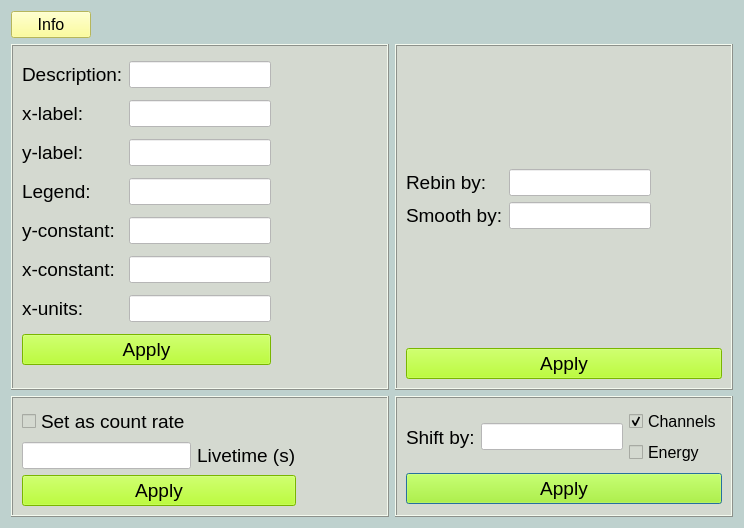
This is wara/ui/win_customize.ui in NASA-Planetary-Science/wara as Qt 5 draws it before an edit. The edited form follows.
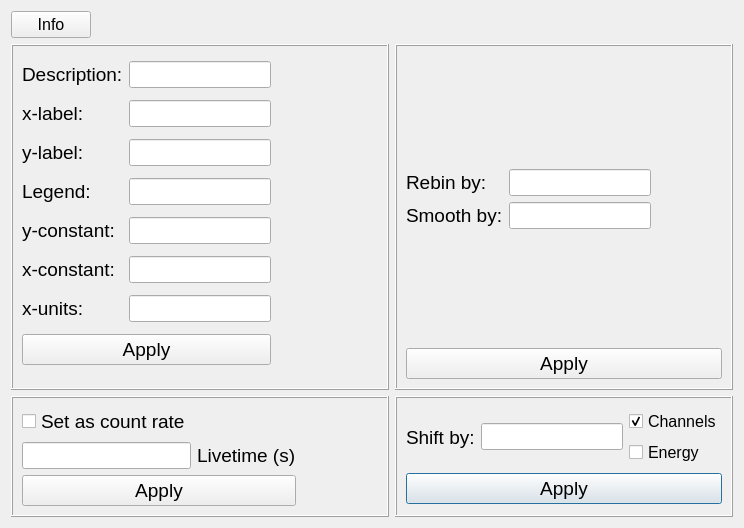
This is the edited form.

Commit message: Add dark color theme to GUI display

Diff of the .ui file:
```diff
--- a/wara/ui/win_customize.ui
+++ b/wara/ui/win_customize.ui
@@ -13,15 +13,9 @@
   <property name="windowTitle">
    <string>Dialog</string>
   </property>
-  <property name="styleSheet">
-   <string notr="true">background-color: rgb(190, 209, 206);</string>
-  </property>
   <layout class="QGridLayout" name="gridLayout">
    <item row="2" column="2">
     <widget class="QFrame" name="frame_4">
-     <property name="styleSheet">
-      <string notr="true">background-color: rgb(212, 217, 208);</string>
-     </property>
      <property name="frameShape">
       <enum>QFrame::Box</enum>
      </property>
@@ -83,9 +77,6 @@
             <pointsize>12</pointsize>
            </font>
           </property>
-          <property name="styleSheet">
-           <string notr="true">background-color: rgb(255, 255, 255);</string>
-          </property>
          </widget>
         </item>
        </layout>
@@ -110,9 +101,6 @@
           <pointsize>14</pointsize>
          </font>
         </property>
-        <property name="styleSheet">
-         <string notr="true">background-color: rgb(170, 255, 0);</string>
-        </property>
         <property name="text">
          <string>Apply</string>
         </property>
@@ -123,9 +111,6 @@
    </item>
    <item row="1" column="2">
     <widget class="QFrame" name="frame_2">
-     <property name="styleSheet">
-      <string notr="true">background-color: rgb(212, 217, 208);</string>
-     </property>
      <property name="frameShape">
       <enum>QFrame::Box</enum>
      </property>
@@ -153,9 +138,6 @@
           <pointsize>12</pointsize>
          </font>
         </property>
-        <property name="styleSheet">
-         <string notr="true">background-color: rgb(255, 255, 255);</string>
-        </property>
        </widget>
       </item>
       <item row="3" column="0">
@@ -177,9 +159,6 @@
           <pointsize>12</pointsize>
          </font>
         </property>
-        <property name="styleSheet">
-         <string notr="true">background-color: rgb(255, 255, 255);</string>
-        </property>
        </widget>
       </item>
       <item row="0" column="1">
@@ -227,9 +206,6 @@
           <pointsize>14</pointsize>
          </font>
         </property>
-        <property name="styleSheet">
-         <string notr="true">background-color: rgb(170, 255, 0);</string>
-        </property>
         <property name="text">
          <string>Apply</string>
         </property>
@@ -258,9 +234,6 @@
        <pointsize>12</pointsize>
       </font>
      </property>
-     <property name="styleSheet">
-      <string notr="true">background-color: rgb(255, 255, 127);</string>
-     </property>
      <property name="text">
       <string>Info</string>
      </property>
@@ -268,9 +241,6 @@
    </item>
    <item row="1" column="0" colspan="2">
     <widget class="QFrame" name="frame">
-     <property name="styleSheet">
-      <string notr="true">background-color: rgb(212, 217, 208);</string>
-     </property>
      <property name="frameShape">
       <enum>QFrame::Box</enum>
      </property>
@@ -297,9 +267,6 @@
           <pointsize>12</pointsize>
          </font>
         </property>
-        <property name="styleSheet">
-         <string notr="true">background-color: rgb(255, 255, 255);</string>
-        </property>
        </widget>
       </item>
       <item row="4" column="2">
@@ -346,9 +313,6 @@
           <pointsize>12</pointsize>
          </font>
         </property>
-        <property name="styleSheet">
-         <string notr="true">background-color: rgb(255, 255, 255);</string>
-        </property>
        </widget>
       </item>
       <item row="6" column="0">
@@ -373,9 +337,6 @@
           <pointsize>12</pointsize>
          </font>
         </property>
-        <property name="styleSheet">
-         <string notr="true">background-color: rgb(255, 255, 255);</string>
-        </property>
        </widget>
       </item>
       <item row="3" column="1">
@@ -385,9 +346,6 @@
           <pointsize>12</pointsize>
          </font>
         </property>
-        <property name="styleSheet">
-         <string notr="true">background-color: rgb(255, 255, 255);</string>
-        </property>
        </widget>
       </item>
       <item row="7" column="0">
@@ -409,9 +367,6 @@
           <pointsize>14</pointsize>
          </font>
         </property>
-        <property name="styleSheet">
-         <string notr="true">background-color: rgb(170, 255, 0);</string>
-        </property>
         <property name="text">
          <string>Apply</string>
         </property>
@@ -427,9 +382,6 @@
           <pointsize>12</pointsize>
          </font>
         </property>
-        <property name="styleSheet">
-         <string notr="true">background-color: rgb(255, 255, 255);</string>
-        </property>
        </widget>
       </item>
       <item row="2" column="0">
@@ -451,9 +403,6 @@
           <pointsize>12</pointsize>
          </font>
         </property>
-        <property name="styleSheet">
-         <string notr="true">background-color: rgb(255, 255, 255);</string>
-        </property>
        </widget>
       </item>
       <item row="0" column="0">
@@ -475,9 +424,6 @@
           <pointsize>12</pointsize>
          </font>
         </property>
-        <property name="styleSheet">
-         <string notr="true">background-color: rgb(255, 255, 255);</string>
-        </property>
        </widget>
       </item>
      </layout>
@@ -485,9 +431,6 @@
    </item>
    <item row="2" column="0" colspan="2">
     <widget class="QFrame" name="frame_3">
-     <property name="styleSheet">
-      <string notr="true">background-color: rgb(212, 217, 208);</string>
-     </property>
      <property name="frameShape">
       <enum>QFrame::Box</enum>
      </property>
@@ -504,9 +447,6 @@
             <pointsize>12</pointsize>
            </font>
           </property>
-          <property name="styleSheet">
-           <string notr="true">background-color: rgb(255, 255, 255);</string>
-          </property>
          </widget>
         </item>
         <item row="1" column="1">
@@ -528,9 +468,6 @@
             <pointsize>14</pointsize>
            </font>
           </property>
-          <property name="styleSheet">
-           <string notr="true">background-color: rgb(170, 255, 0);</string>
-          </property>
           <property name="text">
            <string>Apply</string>
           </property>
```
The commit also changes 28 other files.
